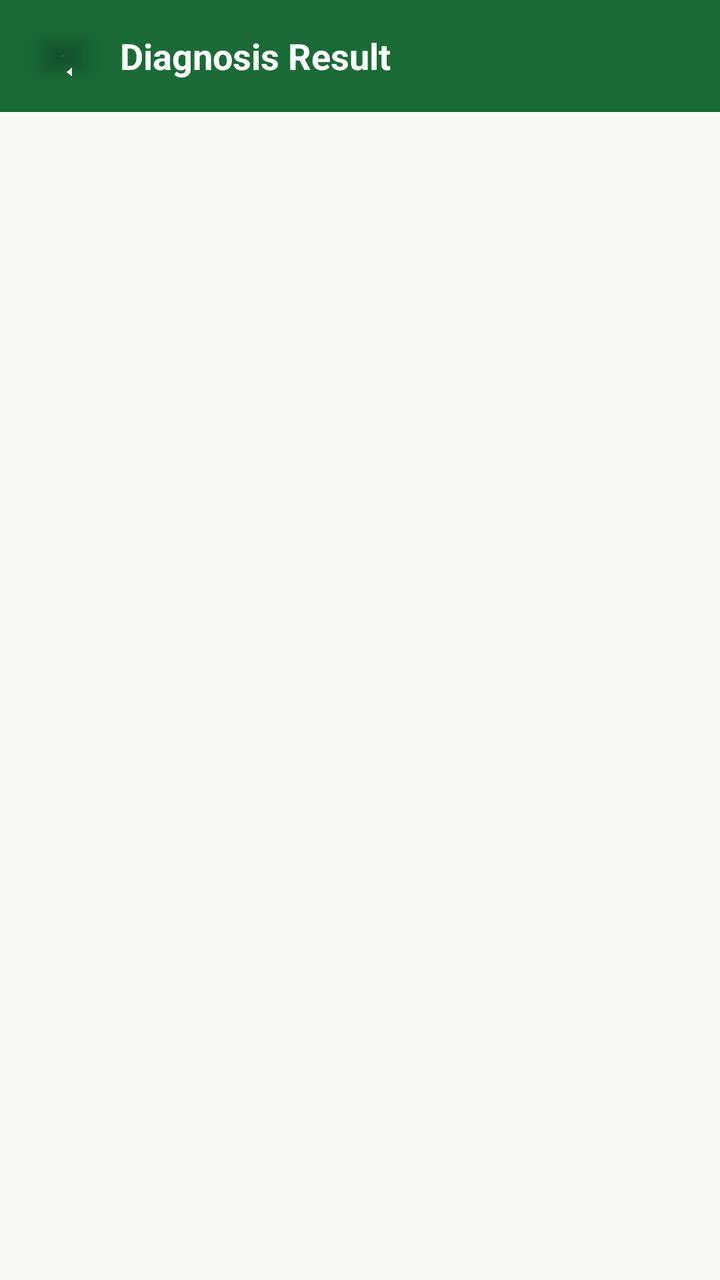
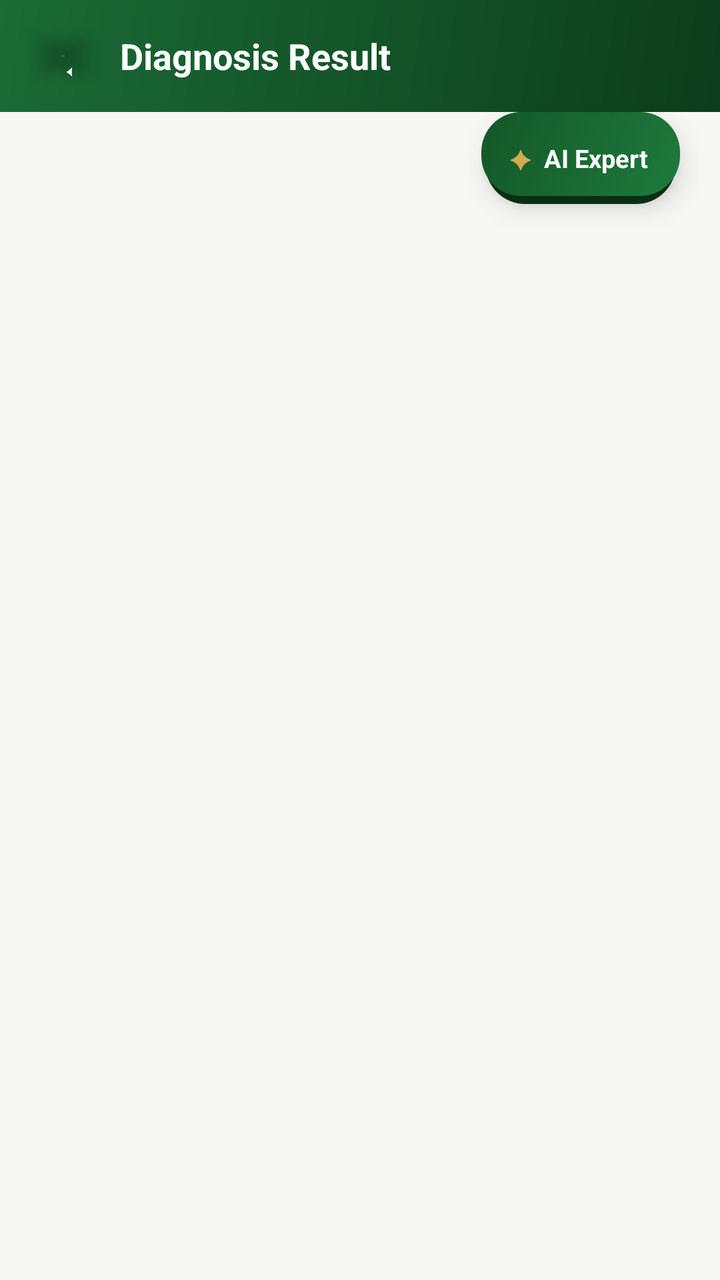

Screens rendered from an Android XML layout before and after an edit, with the pre-edit source and the edit as a unified diff.
<!-- AndroidManifest.xml: application theme Theme.Vrikshaayush -->
<!-- res/layout/activity_result.xml -->
<?xml version="1.0" encoding="utf-8"?>
<LinearLayout
    xmlns:android="http://schemas.android.com/apk/res/android"
    xmlns:app="http://schemas.android.com/apk/res-auto"
    android:layout_width="match_parent"
    android:layout_height="match_parent"
    android:orientation="vertical"
    android:background="@color/background_cream">

    
    <LinearLayout
        android:layout_width="match_parent"
        android:layout_height="56dp"
        android:orientation="horizontal"
        android:gravity="center_vertical"
        android:background="@color/primary_green"
        android:paddingStart="12dp"
        android:paddingEnd="16dp">
        <Button
            android:id="@+id/btnBack"
            android:layout_width="40dp"
            android:layout_height="40dp"
            android:text="←"
            android:textColor="@color/white"
            android:textSize="20sp"
            android:backgroundTint="@android:color/transparent"/>
        <TextView
            android:layout_width="0dp"
            android:layout_height="wrap_content"
            android:layout_weight="1"
            android:text="@string/diagnosis_result"
            android:textColor="@color/white"
            android:textSize="18sp"
            android:textStyle="bold"
            android:layout_marginStart="8dp"/>
    </LinearLayout>

    
    <ProgressBar
        android:id="@+id/progressBar"
        android:layout_width="wrap_content"
        android:layout_height="wrap_content"
        android:layout_gravity="center"
        android:layout_marginTop="80dp"
        android:visibility="gone"/>

    <ScrollView
        android:id="@+id/layoutResult"
        android:layout_width="match_parent"
        android:layout_height="0dp"
        android:layout_weight="1"
        android:visibility="gone"
        android:padding="16dp">

        <LinearLayout
            android:layout_width="match_parent"
            android:layout_height="wrap_content"
            android:orientation="vertical">

            
            <androidx.cardview.widget.CardView
                android:layout_width="match_parent"
                android:layout_height="200dp"
                android:layout_marginBottom="16dp"
                app:cardCornerRadius="12dp"
                app:cardElevation="4dp">
                <ImageView
                    android:id="@+id/ivPlantPhoto"
                    android:layout_width="match_parent"
                    android:layout_height="match_parent"
                    android:scaleType="centerCrop"/>
            </androidx.cardview.widget.CardView>

            
            <androidx.cardview.widget.CardView
                android:layout_width="match_parent"
                android:layout_height="wrap_content"
                android:layout_marginBottom="16dp"
                app:cardCornerRadius="12dp"
                app:cardElevation="4dp"
                app:cardBackgroundColor="@color/white">
                <LinearLayout
                    android:layout_width="match_parent"
                    android:layout_height="wrap_content"
                    android:orientation="vertical"
                    android:padding="16dp">

                    <LinearLayout
                        android:layout_width="match_parent"
                        android:layout_height="wrap_content"
                        android:orientation="horizontal"
                        android:gravity="center_vertical"
                        android:layout_marginBottom="8dp">
                        <LinearLayout
                            android:layout_width="0dp"
                            android:layout_height="wrap_content"
                            android:layout_weight="1"
                            android:orientation="vertical">
                            <TextView
                                android:id="@+id/tvDiseaseName"
                                android:layout_width="wrap_content"
                                android:layout_height="wrap_content"
                                android:text="Disease Name"
                                android:textSize="20sp"
                                android:textStyle="bold"
                                android:textColor="@color/text_primary"/>
                            <TextView
                                android:id="@+id/tvCropType"
                                android:layout_width="wrap_content"
                                android:layout_height="wrap_content"
                                android:text="Crop Type"
                                android:textSize="14sp"
                                android:textColor="@color/text_secondary"/>
                        </LinearLayout>
                        <TextView
                            android:id="@+id/tvSeverity"
                            android:layout_width="wrap_content"
                            android:layout_height="wrap_content"
                            android:text="HIGH"
                            android:textSize="12sp"
                            android:textColor="@color/white"
                            android:paddingStart="12dp"
                            android:paddingEnd="12dp"
                            android:paddingTop="6dp"
                            android:paddingBottom="6dp"/>
                    </LinearLayout>

                    
                    <TextView
                        android:layout_width="wrap_content"
                        android:layout_height="wrap_content"
                        android:text="@string/confidence_score"
                        android:textSize="12sp"
                        android:textColor="@color/text_secondary"
                        android:layout_marginBottom="4dp"/>
                    <LinearLayout
                        android:layout_width="match_parent"
                        android:layout_height="wrap_content"
                        android:orientation="horizontal"
                        android:gravity="center_vertical">
                        <ProgressBar
                            android:id="@+id/progressConfidence"
                            style="?android:attr/progressBarStyleHorizontal"
                            android:layout_width="0dp"
                            android:layout_height="8dp"
                            android:layout_weight="1"
                            android:progressTint="@color/primary_green"
                            android:max="100"/>
                        <TextView
                            android:id="@+id/tvConfidence"
                            android:layout_width="wrap_content"
                            android:layout_height="wrap_content"
                            android:text="0%"
                            android:textSize="14sp"
                            android:textStyle="bold"
                            android:textColor="@color/primary_green"
                            android:layout_marginStart="8dp"/>
                    </LinearLayout>
                </LinearLayout>
            </androidx.cardview.widget.CardView>

            
            <androidx.cardview.widget.CardView
                android:layout_width="match_parent"
                android:layout_height="wrap_content"
                android:layout_marginBottom="16dp"
                app:cardCornerRadius="12dp"
                app:cardElevation="4dp"
                app:cardBackgroundColor="@color/white">
                <LinearLayout
                    android:layout_width="match_parent"
                    android:layout_height="wrap_content"
                    android:orientation="vertical"
                    android:padding="16dp">
                    <TextView
                        android:layout_width="wrap_content"
                        android:layout_height="wrap_content"
                        android:text="@string/treatment_recommendations"
                        android:textSize="15sp"
                        android:textStyle="bold"
                        android:textColor="@color/text_primary"
                        android:layout_marginBottom="12dp"/>
                    <TextView
                        android:id="@+id/tvTreatment1"
                        android:layout_width="match_parent"
                        android:layout_height="wrap_content"
                        android:textSize="14sp"
                        android:textColor="@color/text_primary"
                        android:layout_marginBottom="8dp"/>
                    <TextView
                        android:id="@+id/tvTreatment2"
                        android:layout_width="match_parent"
                        android:layout_height="wrap_content"
                        android:textSize="14sp"
                        android:textColor="@color/text_primary"
                        android:layout_marginBottom="8dp"/>
                    <TextView
                        android:id="@+id/tvTreatment3"
                        android:layout_width="match_parent"
                        android:layout_height="wrap_content"
                        android:textSize="14sp"
                        android:textColor="@color/text_primary"/>
                </LinearLayout>
            </androidx.cardview.widget.CardView>

            
            <Button
                android:id="@+id/btnSeeDetails"
                android:layout_width="match_parent"
                android:layout_height="52dp"
                android:text="@string/see_full_details"
                android:textColor="@color/white"
                android:backgroundTint="@color/primary_green"
                android:layout_marginBottom="12dp"/>

            <Button
                android:id="@+id/btnSaveHistory"
                android:layout_width="match_parent"
                android:layout_height="52dp"
                android:text="@string/save_to_history"
                android:textColor="@color/primary_green"
                android:backgroundTint="@color/white"
                android:layout_marginBottom="20dp"/>
            
            <androidx.cardview.widget.CardView
                android:id="@+id/cardSOS"
                android:layout_width="match_parent"
                android:layout_height="wrap_content"
                android:layout_marginTop="12dp"
                android:layout_marginBottom="4dp"
                android:visibility="gone"
                app:cardCornerRadius="12dp"
                app:cardElevation="4dp"
                app:cardBackgroundColor="@color/severity_high_bg">
                <LinearLayout
                    android:layout_width="match_parent"
                    android:layout_height="wrap_content"
                    android:orientation="vertical"
                    android:padding="14dp">
                    <TextView
                        android:layout_width="wrap_content"
                        android:layout_height="wrap_content"
                        android:text="@string/severe_disease_detected"
                        android:textSize="14sp"
                        android:textStyle="bold"
                        android:textColor="@color/severity_high"
                        android:layout_marginBottom="4dp"/>
                    <TextView
                        android:layout_width="wrap_content"
                        android:layout_height="wrap_content"
                        android:text="Contact your nearest Krishi Vigyan Kendra for expert help."
                        android:textSize="12sp"
                        android:textColor="@color/text_primary"
                        android:layout_marginBottom="10dp"/>
                    <LinearLayout
                        android:id="@+id/btnCallKVK"
                        android:layout_width="match_parent"
                        android:layout_height="48dp"
                        android:orientation="horizontal"
                        android:gravity="center"
                        android:background="@color/severity_high">
                        <TextView
                            android:layout_width="wrap_content"
                            android:layout_height="wrap_content"
                            android:text="@string/call_kvk"
                            android:textSize="13sp"
                            android:textStyle="bold"
                            android:textColor="@color/white"/>
                    </LinearLayout>
                    <TextView
                        android:layout_width="wrap_content"
                        android:layout_height="wrap_content"
                        android:text="@string/kvk_hours"
                        android:textSize="11sp"
                        android:textColor="@color/text_secondary"
                        android:layout_marginTop="6dp"/>
                </LinearLayout>
            </androidx.cardview.widget.CardView>

            
            <LinearLayout
                android:id="@+id/btnRescan"
                android:layout_width="match_parent"
                android:layout_height="52dp"
                android:orientation="horizontal"
                android:gravity="center"
                android:layout_marginTop="12dp"
                android:layout_marginBottom="8dp"
                android:background="@color/primary_green_light">
                <TextView
                    android:layout_width="wrap_content"
                    android:layout_height="wrap_content"
                    android:text="@string/scan_another_plant"
                    android:textSize="14sp"
                    android:textStyle="bold"
                    android:textColor="@color/primary_green"/>
            </LinearLayout>

            
            <LinearLayout
                android:id="@+id/btnAskAi"
                android:layout_width="match_parent"
                android:layout_height="52dp"
                android:orientation="horizontal"
                android:gravity="center"
                android:layout_marginBottom="16dp"
                android:background="@color/primary_green"
                android:visibility="gone">
                <TextView
                    android:layout_width="wrap_content"
                    android:layout_height="wrap_content"
                    android:text="@string/ask_ai_disease"
                    android:textSize="14sp"
                    android:textStyle="bold"
                    android:textColor="@color/white"/>
            </LinearLayout>



        </LinearLayout>
    </ScrollView>

</LinearLayout>
<!-- resources referenced by this layout -->
<resources>
  <color name="background_cream">#F7F8F4</color>
  <color name="primary_green">#1A6B35</color>
  <color name="primary_green_light">#E8F5EC</color>
  <color name="severity_high">#DC2626</color>
  <color name="severity_high_bg">#FEF2F2</color>
  <color name="text_primary">#0F2419</color>
  <color name="text_secondary">#5A7265</color>
  <color name="white">#FFFFFF</color>
  <string name="ask_ai_disease">🤖  Ask AI About This Disease</string>
  <string name="call_kvk">📞  Call KVK Helpline: 1800-180-1551</string>
  <string name="confidence_score">Confidence Score</string>
  <string name="diagnosis_result">Diagnosis Result</string>
  <string name="kvk_hours">Free government helpline — available Mon–Sat 9AM to 5PM</string>
  <string name="save_to_history">Save to History</string>
  <string name="scan_another_plant">📷  Scan Another Plant</string>
  <string name="see_full_details">See Full Details</string>
  <string name="severe_disease_detected">🆘 Severe Disease Detected</string>
  <string name="treatment_recommendations">Treatment Recommendations</string>
  <style name="Theme.Vrikshaayush" parent="Theme.MaterialComponents.Light.NoActionBar">
          <item name="colorPrimary">@color/primary_green</item>
          <item name="colorPrimaryVariant">@color/primary_green_dark</item>
          <item name="colorOnPrimary">@color/white</item>
          <item name="colorSecondary">@color/accent_amber</item>
          <item name="colorOnSecondary">@color/white</item>
          <item name="android:colorBackground">@color/background_cream</item>
          <item name="android:windowBackground">@color/background_cream</item>
          <item name="android:statusBarColor">@color/primary_green</item>
      </style>
  <color name="primary_green_dark">#0F4A22</color>
  <color name="accent_amber">#F59E0B</color>
</resources>

<!-- the commit's change to res/layout/activity_result.xml (unified diff, before → after) -->
@@ -13,7 +13,7 @@
         android:layout_height="56dp"
         android:orientation="horizontal"
         android:gravity="center_vertical"
-        android:background="@color/primary_green"
+        android:background="@drawable/bg_header_gradient"
         android:paddingStart="12dp"
         android:paddingEnd="16dp">
         <Button
@@ -297,27 +297,48 @@
             </LinearLayout>
 
             
-            <LinearLayout
-                android:id="@+id/btnAskAi"
-                android:layout_width="match_parent"
-                android:layout_height="52dp"
-                android:orientation="horizontal"
-                android:gravity="center"
-                android:layout_marginBottom="16dp"
-                android:background="@color/primary_green"
-                android:visibility="gone">
-                <TextView
-                    android:layout_width="wrap_content"
-                    android:layout_height="wrap_content"
-                    android:text="@string/ask_ai_disease"
-                    android:textSize="14sp"
-                    android:textStyle="bold"
-                    android:textColor="@color/white"/>
-            </LinearLayout>
+            <View android:id="@+id/btnAskAi"
+                android:layout_width="0dp"
+                android:layout_height="0dp"
+                android:visibility="gone"/>
 
 
 
         </LinearLayout>
     </ScrollView>
 
+
+
+    
+    <LinearLayout
+        android:id="@+id/fabAiExpert"
+        android:layout_width="wrap_content"
+        android:layout_height="46dp"
+        android:layout_gravity="bottom|end"
+        android:layout_marginEnd="20dp"
+        android:layout_marginBottom="20dp"
+        android:orientation="horizontal"
+        android:gravity="center_vertical"
+        android:paddingStart="14dp"
+        android:paddingEnd="16dp"
+        android:background="@drawable/bg_scan_button"
+        android:elevation="8dp"
+        android:clickable="true"
+        android:focusable="true"
+        android:foreground="?android:attr/selectableItemBackground">
+        <TextView
+            android:layout_width="wrap_content"
+            android:layout_height="wrap_content"
+            android:text="✦"
+            android:textSize="13sp"
+            android:textColor="#D4A853"
+            android:layout_marginEnd="6dp"/>
+        <TextView
+            android:layout_width="wrap_content"
+            android:layout_height="wrap_content"
+            android:text="@string/ai_chat_short"
+            android:textSize="12.5sp"
+            android:textStyle="bold"
+            android:textColor="#FFFFFF"/>
+    </LinearLayout>
 </LinearLayout>
<!-- resource entries referenced after the edit -->
@@ -8,7 +8,35 @@
   <color name="text_primary">#0F2419</color>
   <color name="text_secondary">#5A7265</color>
   <color name="white">#FFFFFF</color>
-  <string name="ask_ai_disease">🤖  Ask AI About This Disease</string>
+  <!-- drawable bg_header_gradient (drawable) -->
+  <?xml version="1.0" encoding="utf-8"?>
+  <shape xmlns:android="http://schemas.android.com/apk/res/android">
+      <gradient
+          android:startColor="#0D3D1C"
+          android:endColor="#1A6B35"
+          android:angle="135"
+          android:type="linear"/>
+  </shape>
+  <!-- drawable bg_scan_button (drawable) -->
+  <?xml version="1.0" encoding="utf-8"?>
+  <layer-list xmlns:android="http://schemas.android.com/apk/res/android">
+      
+      <item android:top="4dp" android:left="2dp" android:right="2dp" android:bottom="0dp">
+          <shape android:shape="rectangle">
+              <solid android:color="#0A2E12"/>
+              <corners android:radius="20dp"/>
+          </shape>
+      </item>
+      
+      <item android:bottom="4dp">
+          <shape android:shape="rectangle">
+              <gradient android:startColor="#1E7A3C" android:endColor="#145828"
+                  android:angle="135" android:type="linear"/>
+              <corners android:radius="20dp"/>
+          </shape>
+      </item>
+  </layer-list>
+  <string name="ai_chat_short">AI Expert</string>
   <string name="call_kvk">📞  Call KVK Helpline: 1800-180-1551</string>
   <string name="confidence_score">Confidence Score</string>
   <string name="diagnosis_result">Diagnosis Result</string>
